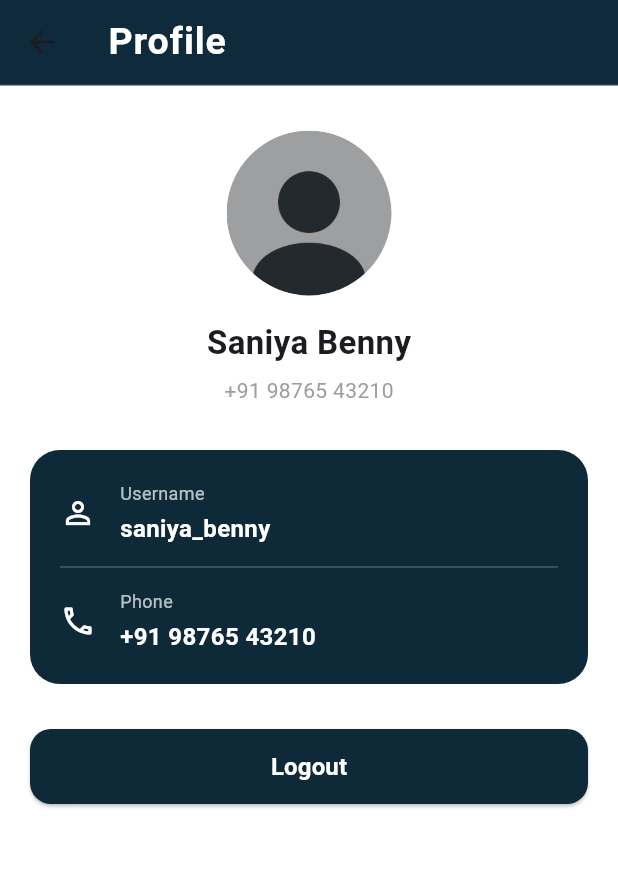
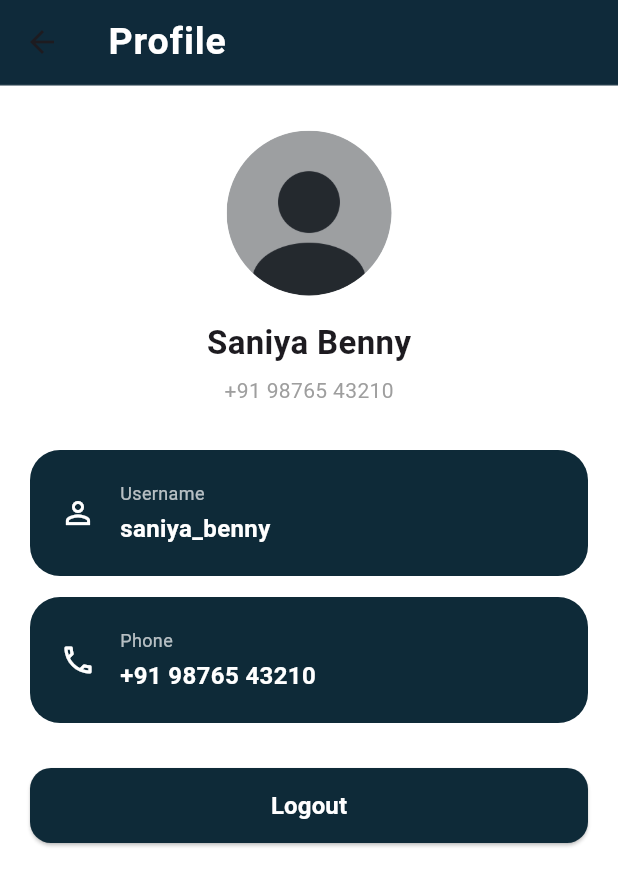
Before and after one commit to jabsina/taxi_app_user, a Flutter app: the ProfilePage screen opened directly, on a phone screen of 412 x 824 dp. Shown: the top 886 px of the screen. Run offline on Flutter 3.47's test engine with Material 3 defaults, Android fonts, the phone set to English and light mode, and no system bars; our stand-ins replace flutter_local_notifications, lottie, shared_preferences; accounts and stored records are empty; project files that could hold a hidden picture were left out.

```diff
--- a/lib/screen/profilescreen.dart
+++ b/lib/screen/profilescreen.dart
@@ -1,4 +1,5 @@
 import 'package:flutter/material.dart';
+import 'loginscreen.dart';
 
 class ProfilePage extends StatelessWidget {
   const ProfilePage({super.key});
@@ -10,8 +11,8 @@ class ProfilePage extends StatelessWidget {
     return Scaffold(
       backgroundColor: Colors.white,
 
-      // 🔹 Proper AppBar (professional apps always have this)
-      appBar:AppBar(
+      // 🔹 Proper AppBar
+      appBar: AppBar(
         elevation: 0,
         backgroundColor: const Color(0xFF0F2A3A),
         centerTitle: false,
@@ -77,33 +78,39 @@ class ProfilePage extends StatelessWidget {
 
           const SizedBox(height: 30),
 
-          /// MAIN INFO CARD (THEME COLOR)
+          /// USERNAME CARD
           Container(
             padding: const EdgeInsets.all(20),
             decoration: BoxDecoration(
               color: primaryColor,
               borderRadius: BorderRadius.circular(20),
             ),
-            child: Column(
-              children: const [
-                _ProfileTile(
+            child: const _ProfileTile(
               icon: Icons.person_outline,
               title: 'Username',
               value: 'saniya_benny',
             ),
-                Divider(height: 28, color: Colors.white24),
-                _ProfileTile(
+          ),
+
+          const SizedBox(height: 14),
+
+          /// PHONE CARD
+          Container(
+            padding: const EdgeInsets.all(20),
+            decoration: BoxDecoration(
+              color: primaryColor,
+              borderRadius: BorderRadius.circular(20),
+            ),
+            child: const _ProfileTile(
               icon: Icons.phone_outlined,
               title: 'Phone',
               value: '+91 98765 43210',
-                ),
-              ],
             ),
           ),
 
           const SizedBox(height: 30),
 
-          /// OPTIONAL ACTION
+          /// LOGOUT BUTTON (CONNECTED)
           SizedBox(
             height: 50,
             child: ElevatedButton(
@@ -114,7 +121,13 @@ class ProfilePage extends StatelessWidget {
                 ),
               ),
               onPressed: () {
-                // logout later
+                Navigator.pushAndRemoveUntil(
+                  context,
+                  MaterialPageRoute(
+                    builder: (context) => const GetStartedPage(),
+                  ),
+                      (route) => false,
+                );
               },
               child: const Text(
                 'Logout',
@@ -132,7 +145,7 @@ class ProfilePage extends StatelessWidget {
   }
 }
 
-/// TILE USED INSIDE THE DARK CARD
+/// TILE USED INSIDE THE BLUE CARDS
 class _ProfileTile extends StatelessWidget {
   final IconData icon;
   final String title;
--- a/pubspec.yaml
+++ b/pubspec.yaml
@@ -42,6 +42,9 @@ dependencies:
   lottie: ^3.3.2
   flutter_local_notifications: ^19.5.0
   shared_preferences: ^2.3.5
+
+  flutter_background_service: ^5.1.0
+  flutter_background_service_android: ^6.3.1
 
 dev_dependencies:
   flutter_test:
```
Also changed, not shown: pubspec.lock, 1 other file. Lines whose indentation alone changed are shown as unchanged.
